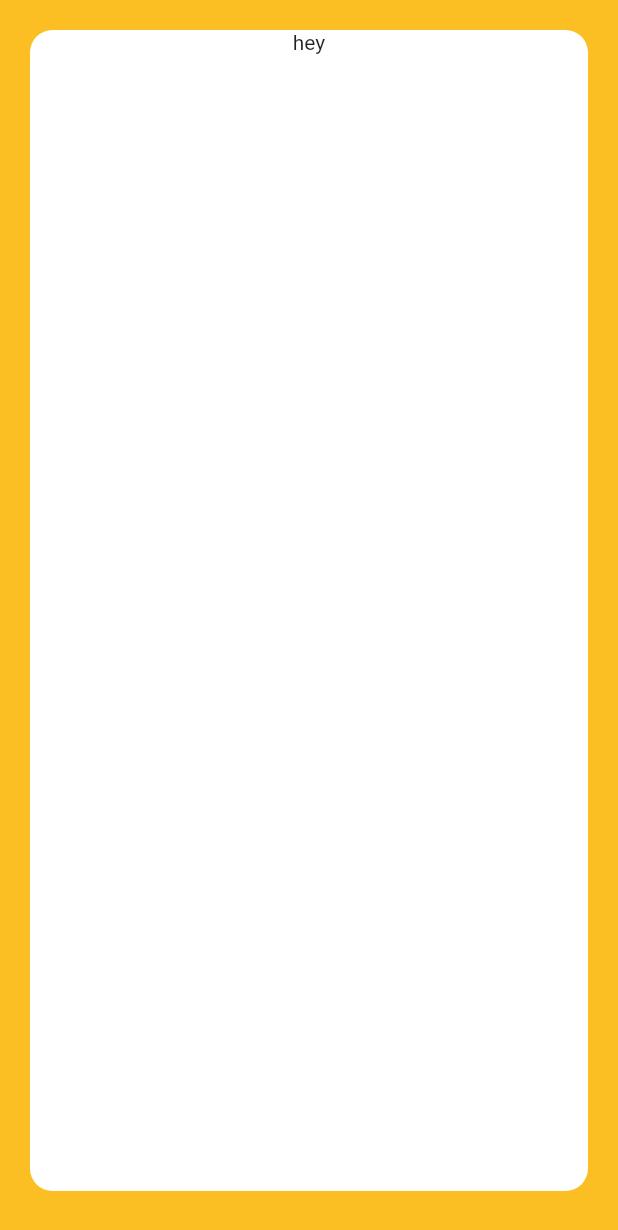
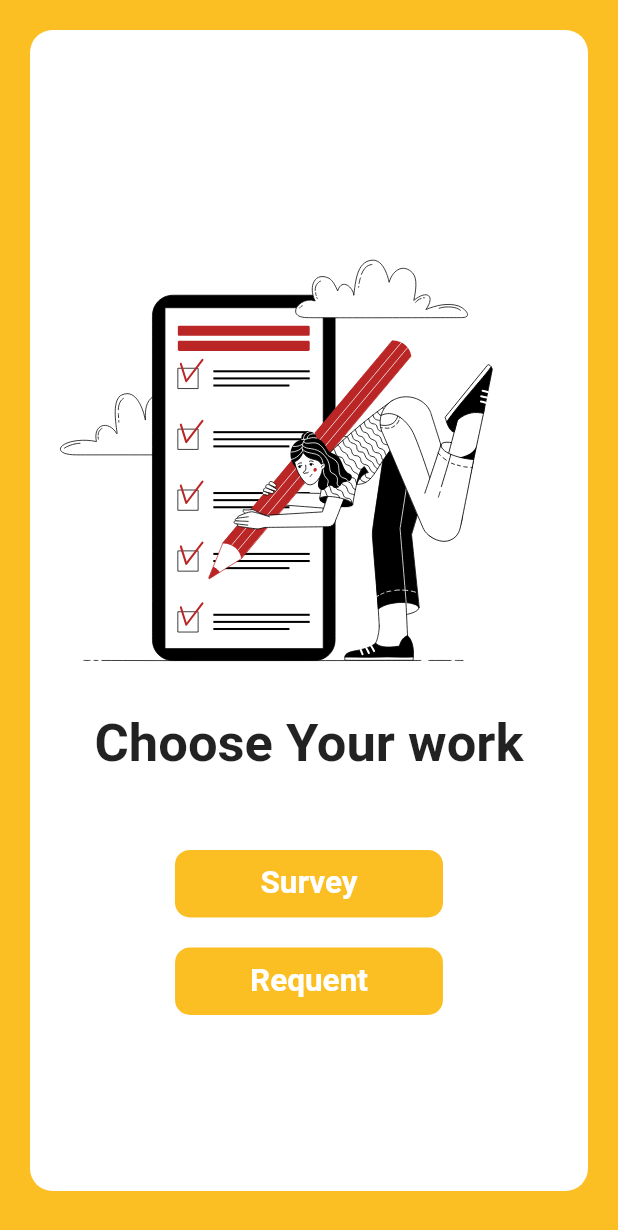
Before and after one commit to VarunSAthreya/rise-against-hunger, a Flutter app: the Home screen opened by its route, on a phone screen of 412 x 824 dp. Shown: the top 1230 px of the screen. Run offline on Flutter 3.47's test engine with Material 2 defaults, Android fonts, the light colour scheme and no system bars; our stand-ins replace animated_text_kit, cloud_firestore, firebase_auth, firebase_core, flutter_hooks, font_awesome_flutter and 2 more; accounts and stored records are empty.

Commit message:
Created Home page

```diff
--- a/app/lib/screens/home.dart
+++ b/app/lib/screens/home.dart
@@ -1,5 +1,6 @@
 import 'package:flutter/material.dart';
 import 'package:hooks_riverpod/hooks_riverpod.dart';
+import 'package:lottie/lottie.dart';
 
 import '../services/auth.dart';
 
@@ -27,7 +28,57 @@ class Home extends HookConsumerWidget {
               borderRadius: BorderRadius.circular(15),
             ),
             child: Column(
-              children: const [Text('hey')],
+              mainAxisAlignment: MainAxisAlignment.center,
+              children: [
+                Lottie.asset('assets/lottie/survey.json'),
+                const Text(
+                  'Choose Your work',
+                  textScaleFactor: 2.5,
+                  style: TextStyle(
+                    fontWeight: FontWeight.bold,
+                  ),
+                ),
+                const SizedBox(height: 50),
+                GestureDetector(
+                  onTap: () {},
+                  child: Container(
+                    padding: const EdgeInsets.symmetric(
+                        vertical: 10, horizontal: 57),
+                    decoration: BoxDecoration(
+                      color: Theme.of(context).colorScheme.secondary,
+                      borderRadius: BorderRadius.circular(10),
+                    ),
+                    child: Text(
+                      'Survey',
+                      textScaleFactor: 1.5,
+                      style: TextStyle(
+                        color: Theme.of(context).primaryColor,
+                        fontWeight: FontWeight.bold,
+                      ),
+                    ),
+                  ),
+                ),
+                const SizedBox(height: 20),
+                GestureDetector(
+                  onTap: () {},
+                  child: Container(
+                    padding: const EdgeInsets.symmetric(
+                        vertical: 10, horizontal: 50),
+                    decoration: BoxDecoration(
+                      color: Theme.of(context).colorScheme.secondary,
+                      borderRadius: BorderRadius.circular(10),
+                    ),
+                    child: Text(
+                      'Requent',
+                      textScaleFactor: 1.5,
+                      style: TextStyle(
+                        color: Theme.of(context).primaryColor,
+                        fontWeight: FontWeight.bold,
+                      ),
+                    ),
+                  ),
+                ),
+              ],
             ),
           ),
         )),
```
